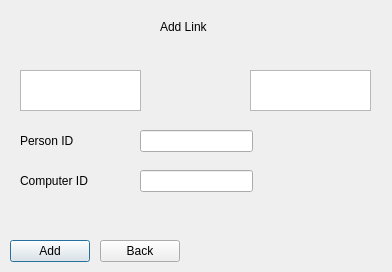
Old version of the form Widget/addlinksmenu.ui in the repository Ladanvini/VLN1-Hopur-5.
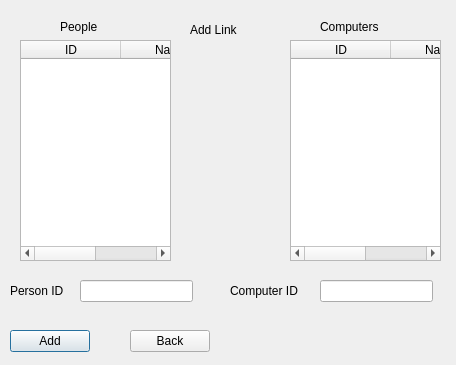
New version of the form.

Commit message: Now you can see people and computers when adding links

```diff
--- a/Widget/addlinksmenu.ui
+++ b/Widget/addlinksmenu.ui
@@ -6,8 +6,8 @@
    <rect>
     <x>0</x>
     <y>0</y>
-    <width>392</width>
-    <height>272</height>
+    <width>456</width>
+    <height>365</height>
    </rect>
   </property>
   <property name="windowTitle">
@@ -16,10 +16,10 @@
   <widget class="QLabel" name="l_addLink">
    <property name="geometry">
     <rect>
-     <x>160</x>
+     <x>190</x>
      <y>20</y>
      <width>59</width>
-     <height>14</height>
+     <height>20</height>
     </rect>
    </property>
    <property name="text">
@@ -29,8 +29,8 @@
   <widget class="QLineEdit" name="input_PID">
    <property name="geometry">
     <rect>
-     <x>140</x>
-     <y>130</y>
+     <x>80</x>
+     <y>280</y>
      <width>113</width>
      <height>22</height>
     </rect>
@@ -39,8 +39,8 @@
   <widget class="QLabel" name="l_PID">
    <property name="geometry">
     <rect>
-     <x>20</x>
-     <y>130</y>
+     <x>10</x>
+     <y>280</y>
      <width>71</width>
      <height>21</height>
     </rect>
@@ -52,8 +52,8 @@
   <widget class="QLineEdit" name="input_CID">
    <property name="geometry">
     <rect>
-     <x>140</x>
-     <y>170</y>
+     <x>320</x>
+     <y>280</y>
      <width>113</width>
      <height>22</height>
     </rect>
@@ -62,8 +62,8 @@
   <widget class="QLabel" name="l_CID">
    <property name="geometry">
     <rect>
-     <x>20</x>
-     <y>170</y>
+     <x>230</x>
+     <y>280</y>
      <width>81</width>
      <height>21</height>
     </rect>
@@ -76,7 +76,7 @@
    <property name="geometry">
     <rect>
      <x>10</x>
-     <y>240</y>
+     <y>330</y>
      <width>80</width>
      <height>22</height>
     </rect>
@@ -88,8 +88,8 @@
   <widget class="QPushButton" name="pLBack">
    <property name="geometry">
     <rect>
-     <x>100</x>
-     <y>240</y>
+     <x>130</x>
+     <y>330</y>
      <width>80</width>
      <height>22</height>
     </rect>
@@ -128,20 +128,66 @@
    <property name="geometry">
     <rect>
      <x>20</x>
-     <y>70</y>
-     <width>121</width>
-     <height>41</height>
+     <y>40</y>
+     <width>151</width>
+     <height>221</height>
     </rect>
    </property>
+   <column>
+    <property name="text">
+     <string>ID</string>
+    </property>
+   </column>
+   <column>
+    <property name="text">
+     <string>Name</string>
+    </property>
+   </column>
   </widget>
   <widget class="QTableWidget" name="table_comps">
    <property name="geometry">
     <rect>
-     <x>250</x>
-     <y>70</y>
-     <width>121</width>
-     <height>41</height>
+     <x>290</x>
+     <y>40</y>
+     <width>151</width>
+     <height>221</height>
     </rect>
+   </property>
+   <column>
+    <property name="text">
+     <string>ID</string>
+    </property>
+   </column>
+   <column>
+    <property name="text">
+     <string>Name</string>
+    </property>
+   </column>
+  </widget>
+  <widget class="QLabel" name="l_person_table">
+   <property name="geometry">
+    <rect>
+     <x>60</x>
+     <y>20</y>
+     <width>59</width>
+     <height>14</height>
+    </rect>
+   </property>
+   <property name="text">
+    <string>People</string>
+   </property>
+  </widget>
+  <widget class="QLabel" name="l_comps_table">
+   <property name="geometry">
+    <rect>
+     <x>320</x>
+     <y>20</y>
+     <width>71</width>
+     <height>14</height>
+    </rect>
+   </property>
+   <property name="text">
+    <string>Computers</string>
    </property>
   </widget>
  </widget>
```
The commit also changes 1 other file.
